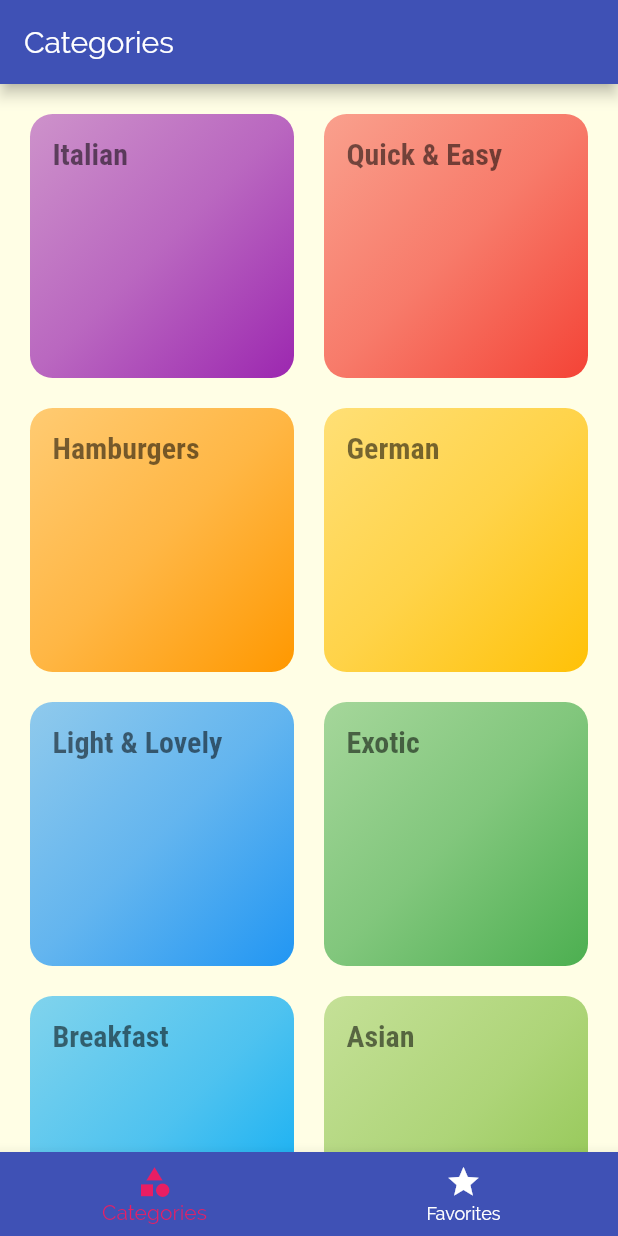
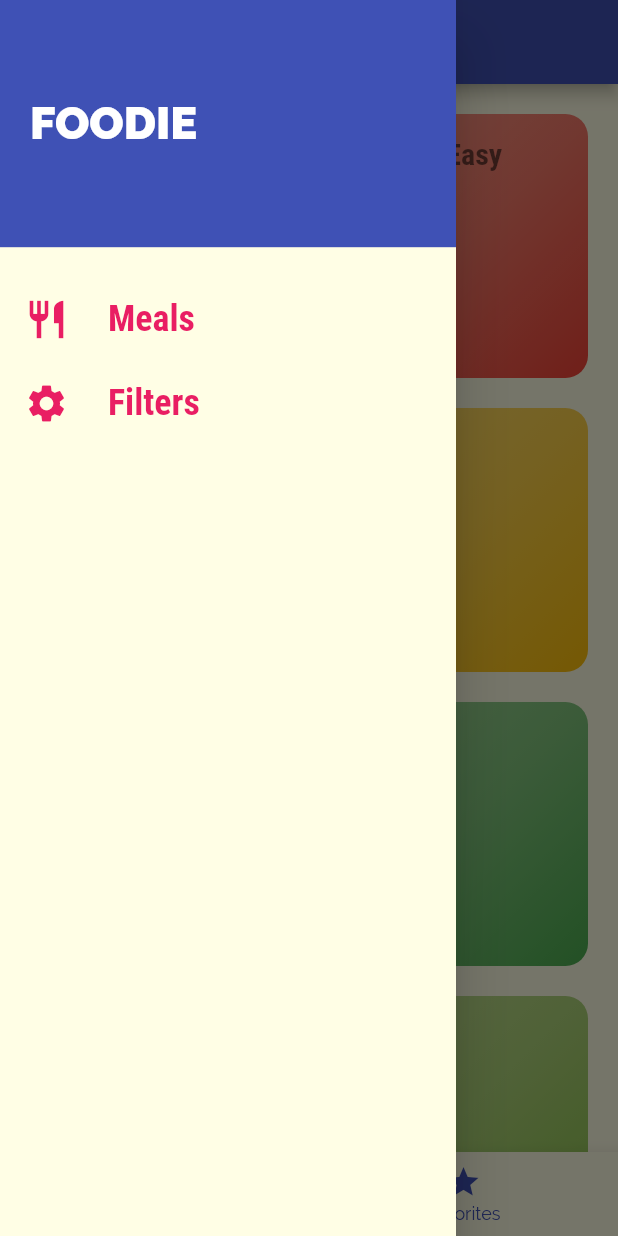
Before and after one commit to iamr-kumar/Foodie, a Flutter app: the screen it shows after launch, with the side drawer open (before the commit the screen has no drawer), on a phone screen of 412 x 824 dp. Run offline on Flutter 3.47's test engine with Material 2 defaults, Android fonts, the phone set to English and light mode, and no system bars.

Commit message:
almost done

```diff
--- a/lib/main.dart
+++ b/lib/main.dart
@@ -1,15 +1,74 @@
 import 'package:flutter/material.dart';
 import './screens/tabs_screen.dart';
 
+import './dummy_data.dart';
+import './screens/filters_screen.dart';
 import './screens/category_meals_screen.dart';
 import './screens/meal_details.dart';
-import './screens/categories_screen.dart';
+import 'models/Meal.dart';
 
 void main() {
   runApp(MyApp());
 }
 
-class MyApp extends StatelessWidget {
+class MyApp extends StatefulWidget {
+  @override
+  _MyAppState createState() => _MyAppState();
+}
+
+class _MyAppState extends State<MyApp> {
+  Map<String, bool> _filters = {
+    'gluten': false,
+    'vegan': false,
+    'vegetarian': false,
+    'lactose': false,
+  };
+
+  List<Meal> _availableMeals = DUMMY_MEALS;
+  List<Meal> _favoriteMeals = [];
+
+  void _setFilters(Map<String, bool> filteredData) {
+    setState(() {
+      _filters = filteredData;
+      _availableMeals = DUMMY_MEALS.where((meal) {
+        if (_filters['gluten'] == true && !meal.isGlutenFree) {
+          return false;
+        }
+        if (_filters['vegan'] == true && !meal.isVegan) {
+          return false;
+        }
+        if (_filters['vegetarian'] == true && !meal.isVegetarian) {
+          return false;
+        }
+        if (_filters['lactose'] == true && !meal.isLactoseFree) {
+          return false;
+        }
+        return true;
+      }).toList();
+    });
+  }
+
+  void _toggleFavorite(String mealId) {
+    final existingIndex =
+        _favoriteMeals.indexWhere((meal) => meal.id == mealId);
+
+    if (existingIndex >= 0) {
+      setState(() {
+        _favoriteMeals.removeAt(existingIndex);
+      });
+    }
+
+    if (existingIndex == -1) {
+      setState(() {
+        _favoriteMeals.add(DUMMY_MEALS.firstWhere((meal) => meal.id == mealId));
+      });
+    }
+  }
+
+  bool _isMealFavorite(String id) {
+    return _favoriteMeals.any((meal) => meal.id == id);
+  }
+
   @override
   Widget build(BuildContext context) {
     return MaterialApp(
@@ -32,10 +91,13 @@ class MyApp extends StatelessWidget {
                 fontFamily: 'RobotoCondensed',
                 fontWeight: FontWeight.bold)),
       ),
-      home: TabsScreen(),
+      home: TabsScreen(_favoriteMeals),
       routes: {
-        CategoryMealsScreen.routeName: (ctx) => CategoryMealsScreen(),
-        MealDetails.routeName: (ctx) => MealDetails()
+        CategoryMealsScreen.routeName: (ctx) =>
+            CategoryMealsScreen(_availableMeals),
+        MealDetails.routeName: (ctx) =>
+            MealDetails(_toggleFavorite, _isMealFavorite),
+        FiltersScreen.routeName: (ctx) => FiltersScreen(_filters, _setFilters),
       },
     );
   }
--- a/lib/screens/tabs_screen.dart
+++ b/lib/screens/tabs_screen.dart
@@ -1,18 +1,21 @@
 import 'package:flutter/material.dart';
+import 'package:foodie/models/Meal.dart';
 
 import './favorites_screen.dart';
+import '../widgets/custom_drawer.dart';
 import './categories_screen.dart';
 
 class TabsScreen extends StatefulWidget {
+  List<Meal> favoriteMeals;
+
+  TabsScreen(this.favoriteMeals);
+
   @override
   _TabsScreenState createState() => _TabsScreenState();
 }
 
 class _TabsScreenState extends State<TabsScreen> {
-  final List<Map<String, Object>> _pages = [
-    {'page': CategoriesScreen(), 'title': 'Categories'},
-    {'page': FavoritesScreen(), 'title': 'Your Favorites'}
-  ];
+  List<Map<String, Object>> _pages;
 
   int _selectedPageIndex = 0;
 
@@ -23,19 +26,32 @@ class _TabsScreenState extends State<TabsScreen> {
   }
 
   @override
+  void initState() {
+    // TODO: implement initState
+    super.initState();
+    _pages = [
+      {'page': CategoriesScreen(), 'title': 'Categories'},
+      {'page': FavoritesScreen(widget.favoriteMeals), 'title': 'Your Favorites'}
+    ];
+  }
+
+  @override
   Widget build(BuildContext context) {
     return Scaffold(
       appBar: AppBar(
         title: Text(_pages[_selectedPageIndex]['title']),
       ),
       body: _pages[_selectedPageIndex]['page'],
+      drawer: CustomDrawer(),
       bottomNavigationBar: BottomNavigationBar(
-          unselectedItemColor: Colors.white,
+          elevation: 10,
+          type: BottomNavigationBarType.fixed,
+          unselectedItemColor: Theme.of(context).primaryColor,
           currentIndex: _selectedPageIndex,
           selectedItemColor: Colors.pink,
           onTap: _selectPage,
-          backgroundColor: Theme.of(context).primaryColor,
-          items: [
+          // backgroundColor: Theme.of(context).primaryColor,
+          items: const [
             BottomNavigationBarItem(
                 icon: Icon(Icons.category), label: 'Categories'),
             BottomNavigationBarItem(icon: Icon(Icons.star), label: 'Favorites'),
--- /dev/null
+++ b/lib/widgets/custom_drawer.dart
@@ -0,0 +1,45 @@
+import 'package:flutter/material.dart';
+import '../screens/filters_screen.dart';
+
+class CustomDrawer extends StatelessWidget {
+  @override
+  Widget build(BuildContext context) {
+    final size = MediaQuery.of(context).size;
+
+    Widget _buildListTile(IconData icon, String text, Function tapHandler) {
+      return ListTile(
+          onTap: tapHandler,
+          leading: Icon(icon, size: 30, color: Theme.of(context).accentColor),
+          title: Text(text,
+              style: TextStyle(
+                  fontFamily: 'RobotoCondensed',
+                  fontSize: 24,
+                  color: Theme.of(context).accentColor,
+                  fontWeight: FontWeight.bold)));
+    }
+
+    return Drawer(
+        child: Column(
+      children: [
+        Container(
+            color: Theme.of(context).primaryColor,
+            padding: EdgeInsets.all(20),
+            height: size.height * 0.20,
+            width: double.infinity,
+            alignment: Alignment.centerLeft,
+            child: Text('FOODIE',
+                style: TextStyle(
+                    fontSize: 30,
+                    color: Colors.white,
+                    fontWeight: FontWeight.w900))),
+        SizedBox(height: 20),
+        _buildListTile(Icons.restaurant, 'Meals', () {
+          Navigator.of(context).pushReplacementNamed('/');
+        }),
+        _buildListTile(Icons.settings, 'Filters', () {
+          Navigator.of(context).pushReplacementNamed(FiltersScreen.routeName);
+        }),
+      ],
+    ));
+  }
+}
```
Also changed, not shown: lib/screens/category_meals_screen.dart (+45 -16 lines), lib/screens/favorites_screen.dart (+21 -1 lines), lib/screens/filters_screen.dart (added, +102 -0 lines), lib/screens/meal_details.dart (+13 -0 lines), lib/widgets/meal_item.dart (+8 -7 lines).
